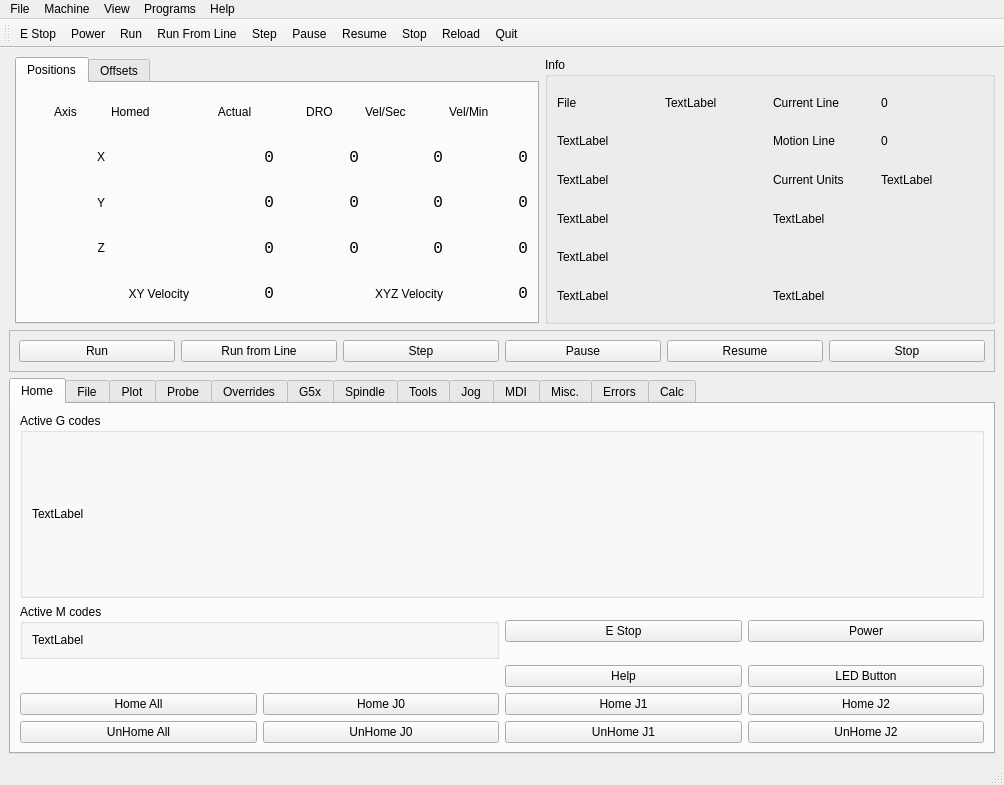
The window that examples/xyz/xyz.ui (jethornton/flexgui) describes before a commit, drawn with Qt 5.
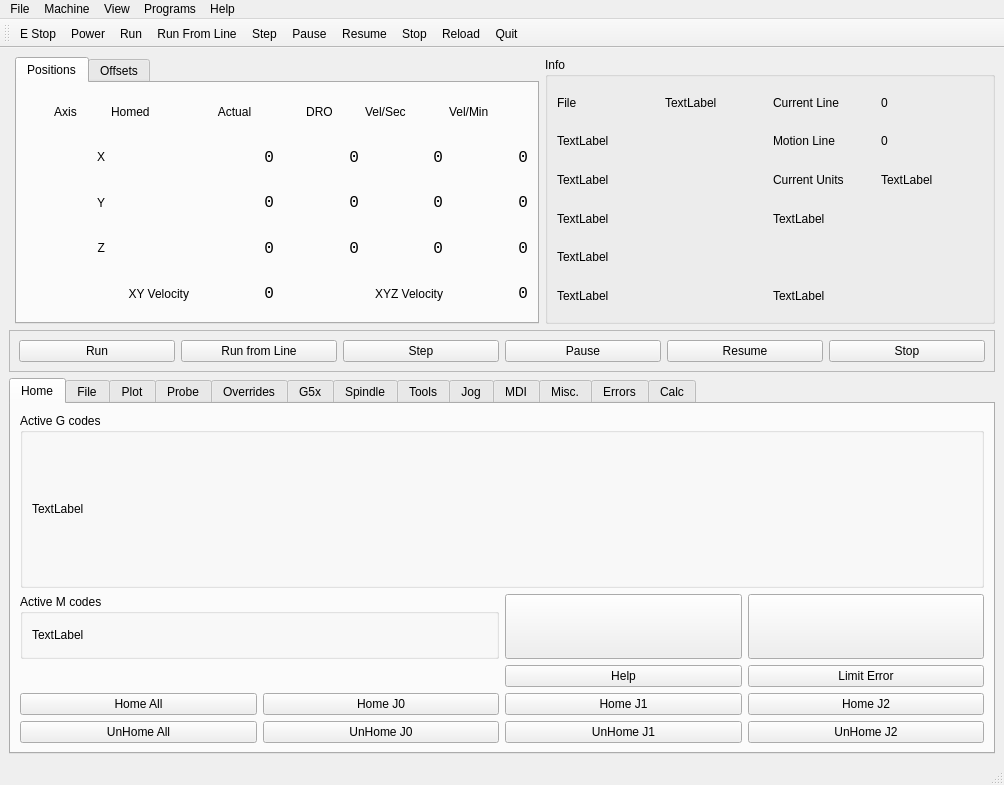
The same window after the commit.

Diff of the .ui file:
```diff
--- a/examples/xyz/xyz.ui
+++ b/examples/xyz/xyz.ui
@@ -960,8 +960,20 @@
         </item>
         <item row="1" column="2">
          <widget class="QPushButton" name="estop_pb">
+          <property name="sizePolicy">
+           <sizepolicy hsizetype="Minimum" vsizetype="Fixed">
+            <horstretch>0</horstretch>
+            <verstretch>0</verstretch>
+           </sizepolicy>
+          </property>
+          <property name="minimumSize">
+           <size>
+            <width>0</width>
+            <height>65</height>
+           </size>
+          </property>
           <property name="text">
-           <string>E Stop</string>
+           <string/>
           </property>
           <property name="open_text" stdset="0">
            <string>E Open</string>
@@ -974,9 +986,9 @@
         <item row="2" column="3">
          <widget class="QPushButton" name="pushButton_11">
           <property name="text">
-           <string>LED Button</string>
+           <string>Limit Error</string>
           </property>
-          <property name="led_button" stdset="0">
+          <property name="checkable">
            <bool>true</bool>
           </property>
          </widget>
@@ -999,8 +1011,26 @@
         </item>
         <item row="1" column="3">
          <widget class="QPushButton" name="power_pb">
+          <property name="sizePolicy">
+           <sizepolicy hsizetype="Minimum" vsizetype="Fixed">
+            <horstretch>0</horstretch>
+            <verstretch>0</verstretch>
+           </sizepolicy>
+          </property>
+          <property name="minimumSize">
+           <size>
+            <width>0</width>
+            <height>65</height>
+           </size>
+          </property>
           <property name="text">
-           <string>Power</string>
+           <string/>
+          </property>
+          <property name="on_text" stdset="0">
+           <string>Energized</string>
+          </property>
+          <property name="off_text" stdset="0">
+           <string>Power Off</string>
           </property>
          </widget>
         </item>
```
Left out of the diff: 6 changed lines with no effect on the pictures.
